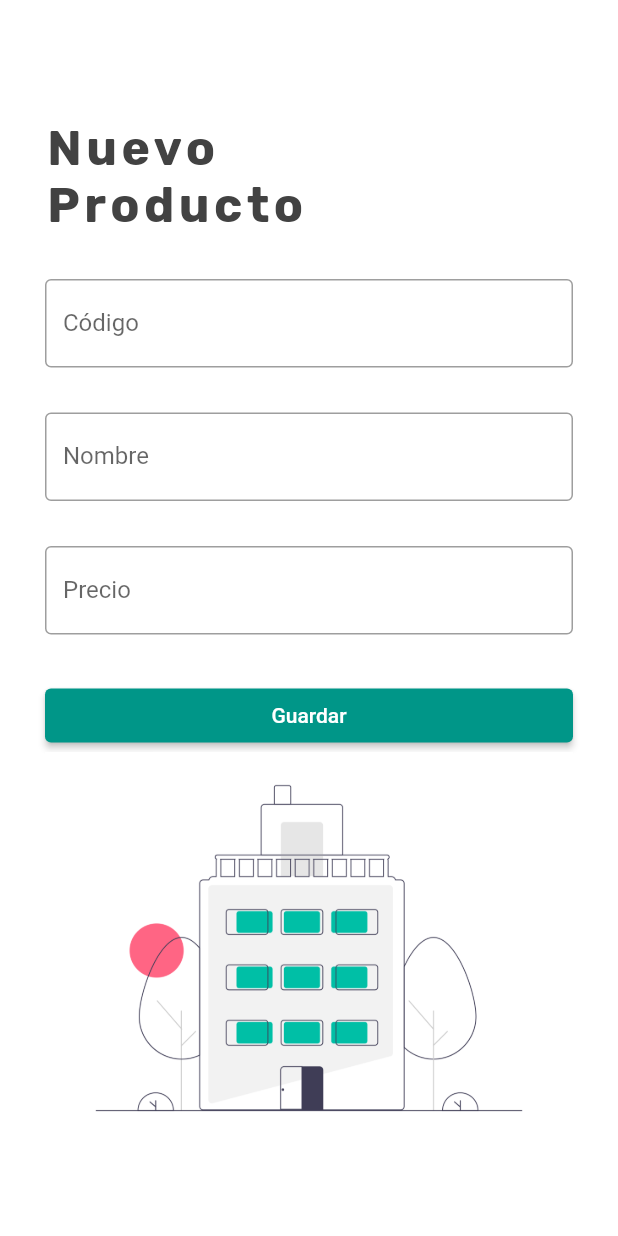
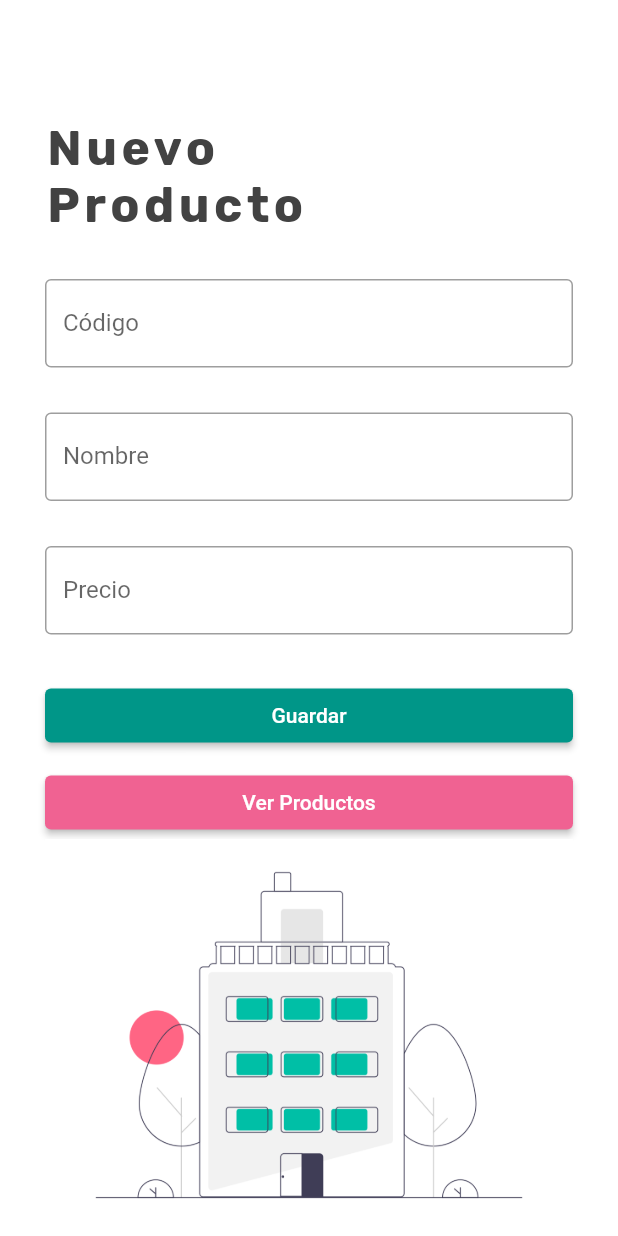
Before and after one commit to ederjgb94/topicosprimersem2023am, a Flutter app: the screen it shows after launch, after a tap on "Guardar", on a phone screen of 412 x 824 dp. Run offline on Flutter 3.47's test engine with Material 2 defaults, Android fonts, the light colour scheme and no system bars; our stand-ins replace google_fonts.

Commit message:
Ver Productos + Navigator + ToMap + Obtener Entrada

```diff
--- a/lib/main.dart
+++ b/lib/main.dart
@@ -1,4 +1,5 @@
 import 'package:clasetopicosuno/producto.dart';
+import 'package:clasetopicosuno/vistas/ver_productos.dart';
 import 'package:flutter/material.dart';
 import 'package:flutter/services.dart';
 import 'package:google_fonts/google_fonts.dart';
@@ -36,6 +37,12 @@ class MyHomePage extends StatefulWidget {
 }
 
 class _MyHomePageState extends State<MyHomePage> {
+  TextEditingController codigoController = TextEditingController();
+  TextEditingController nombreController = TextEditingController();
+  TextEditingController precioController = TextEditingController();
+
+  List<Producto> productos = [];
+
   @override
   Widget build(BuildContext context) {
     return Scaffold(
@@ -45,14 +52,14 @@ class _MyHomePageState extends State<MyHomePage> {
         toolbarHeight: 0,
         centerTitle: true,
         backgroundColor: Colors.transparent,
-        systemOverlayStyle: SystemUiOverlayStyle(
+        systemOverlayStyle: const SystemUiOverlayStyle(
           statusBarColor: Colors.transparent,
           statusBarIconBrightness: Brightness.dark,
         ),
         elevation: 0,
       ),
       body: SingleChildScrollView(
-        padding: EdgeInsets.symmetric(
+        padding: const EdgeInsets.symmetric(
           vertical: 80,
           horizontal: 30,
         ),
@@ -68,42 +75,77 @@ class _MyHomePageState extends State<MyHomePage> {
                 letterSpacing: 3,
               ),
             ),
-            SizedBox(
+            const SizedBox(
               height: 30,
             ),
             TextField(
-              decoration: InputDecoration(
+              controller: codigoController,
+              decoration: const InputDecoration(
                 border: OutlineInputBorder(),
                 labelText: 'Código',
               ),
             ),
-            SizedBox(
+            const SizedBox(
               height: 30,
             ),
             TextField(
+              controller: nombreController,
               decoration: InputDecoration(
                 border: OutlineInputBorder(),
                 labelText: 'Nombre',
               ),
             ),
-            SizedBox(
+            const SizedBox(
               height: 30,
             ),
             TextField(
+              controller: precioController,
               decoration: InputDecoration(
                 border: OutlineInputBorder(),
                 labelText: 'Precio',
               ),
             ),
-            SizedBox(
+            const SizedBox(
               height: 30,
             ),
             ElevatedButton(
-              onPressed: () {},
+              onPressed: () {
+                Producto producto = Producto(
+                  codigo: codigoController.text,
+                  nombre: nombreController.text,
+                  precio: double.parse(precioController.text),
+                );
+                productos.add(producto);
+
+                for (var producto in productos) {
+                  print(producto.toMap());
+                }
+              },
               style: ElevatedButton.styleFrom(
                 backgroundColor: Colors.teal,
               ),
-              child: Text('Guardar'),
+              child: const Text('Guardar'),
+            ),
+            const SizedBox(
+              height: 10,
+            ),
+            ElevatedButton(
+              style: ElevatedButton.styleFrom(
+                backgroundColor: Colors.pink.shade300,
+              ),
+              onPressed: () {
+                Navigator.push(
+                  context,
+                  MaterialPageRoute(
+                    builder: (context) {
+                      return VerProductos(
+                        productos: productos,
+                      );
+                    },
+                  ),
+                );
+              },
+              child: Text('Ver Productos'),
             ),
             Image.asset('assets/imagen.png'),
           ],
```
Also changed, not shown: lib/producto.dart (+8 -0 lines), lib/vistas/ver_productos.dart (added, +34 -0 lines).
